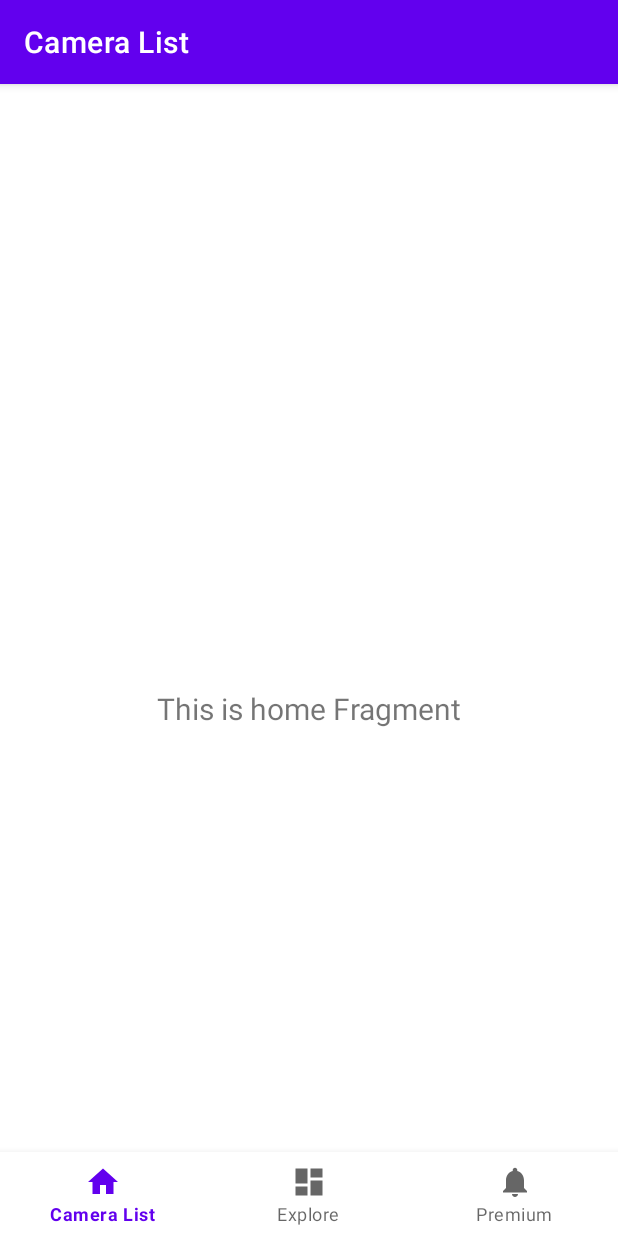
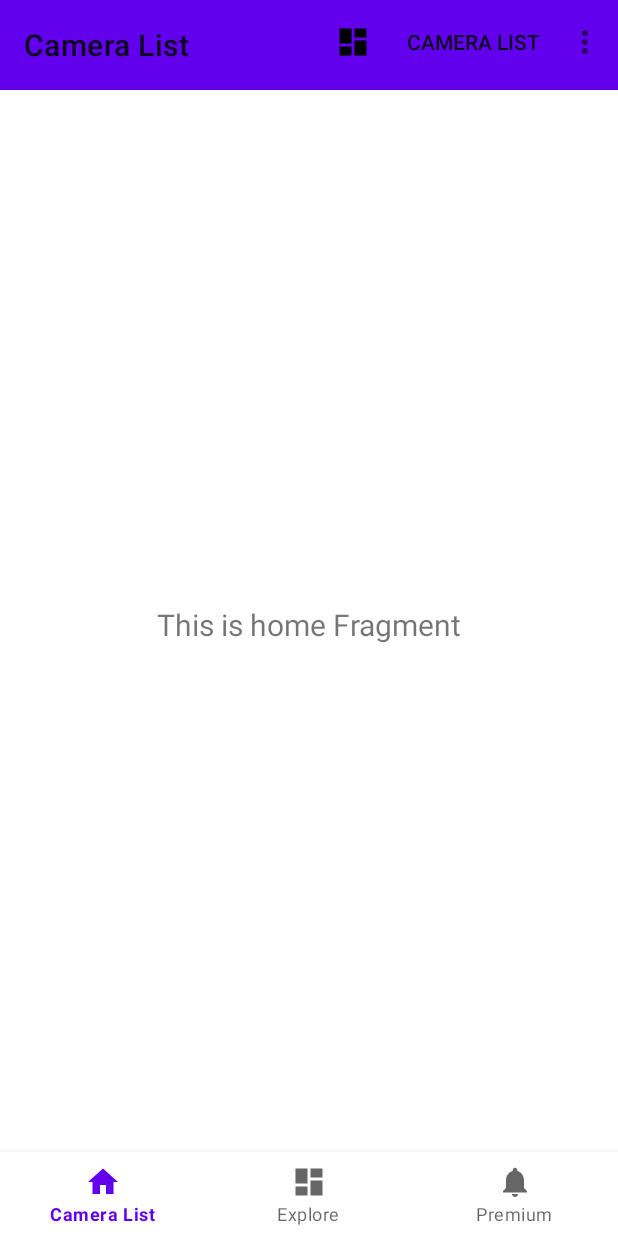
Before and after one commit to dogtim/AfraidCamera, an Android app: the screen it shows after launch (MainActivity), on a phone screen of 412 x 824 dp. Run offline under Robolectric (Android 15) with nearby library versions, the phone set to English and light mode, and no system bars; our stand-ins replace navigation-ui.

Commit message:
Support toolbar

```diff
--- a/app/src/main/java/com/dogtim/afraidcamera/MainActivity.kt
+++ b/app/src/main/java/com/dogtim/afraidcamera/MainActivity.kt
@@ -1,13 +1,13 @@
 package com.dogtim.afraidcamera
 
 import android.os.Bundle
-import com.google.android.material.bottomnavigation.BottomNavigationView
+import android.view.View
 import androidx.appcompat.app.AppCompatActivity
 import androidx.navigation.findNavController
 import androidx.navigation.ui.AppBarConfiguration
-import androidx.navigation.ui.setupActionBarWithNavController
 import androidx.navigation.ui.setupWithNavController
 import com.dogtim.afraidcamera.databinding.ActivityMainBinding
+import com.google.android.material.bottomnavigation.BottomNavigationView
 
 class MainActivity : AppCompatActivity() {
 
@@ -29,7 +29,11 @@ class MainActivity : AppCompatActivity() {
                 R.id.navigation_camera_list, R.id.navigation_explore, R.id.navigation_premium
             )
         )
-        setupActionBarWithNavController(navController, appBarConfiguration)
+
+        binding.toolbar.setupWithNavController(navController, appBarConfiguration)
+        binding.toolbar.inflateMenu(R.menu.tool_menu)
         navView.setupWithNavController(navController)
+
     }
+
 }
--- a/app/src/main/res/layout/activity_main.xml
+++ b/app/src/main/res/layout/activity_main.xml
@@ -3,8 +3,16 @@
     xmlns:app="http://schemas.android.com/apk/res-auto"
     android:id="@+id/container"
     android:layout_width="match_parent"
-    android:layout_height="match_parent"
-    android:paddingTop="?attr/actionBarSize">
+    android:layout_height="match_parent">
+
+    <androidx.appcompat.widget.Toolbar
+        android:id="@+id/toolbar"
+        android:layout_height="60dp"
+        android:layout_width="match_parent"
+        android:background="@color/purple_500"
+        app:layout_constraintTop_toTopOf="parent"
+        app:layout_constraintLeft_toLeftOf="parent"
+        app:layout_constraintRight_toRightOf="parent"/>
 
     <com.google.android.material.bottomnavigation.BottomNavigationView
         android:id="@+id/nav_view"
@@ -27,7 +35,7 @@
         app:layout_constraintBottom_toTopOf="@id/nav_view"
         app:layout_constraintLeft_toLeftOf="parent"
         app:layout_constraintRight_toRightOf="parent"
-        app:layout_constraintTop_toTopOf="parent"
+        app:layout_constraintTop_toTopOf="@id/toolbar"
         app:navGraph="@navigation/mobile_navigation" />
 
 </androidx.constraintlayout.widget.ConstraintLayout>
--- /dev/null
+++ b/app/src/main/res/menu/tool_menu.xml
@@ -0,0 +1,29 @@
+<?xml version="1.0" encoding="utf-8"?>
+<menu
+    xmlns:android="http://schemas.android.com/apk/res/android"
+    xmlns:app="http://schemas.android.com/apk/res-auto">
+    <item android:id="@+id/item1"
+        android:title="@string/nav_bottom_camera_list"
+        android:icon="@drawable/ic_dashboard_black_24dp"
+        android:orderInCategory = "1"
+        app:showAsAction="ifRoom|withText"/>
+    <group android:id="@+id/group"
+        android:orderInCategory = "2"
+        >
+        <item android:id="@+id/group_item1"
+            android:title="@string/nav_bottom_camera_list"
+            android:icon="@drawable/ic_dashboard_black_24dp" />
+        <item android:id="@+id/group_item2"
+            android:title="@string/nav_bottom_camera_list"
+            android:icon="@drawable/ic_dashboard_black_24dp" />
+    </group>
+    <item android:id="@+id/submenu"
+        android:orderInCategory = "3"
+        android:title="@string/nav_bottom_camera_list"
+        app:showAsAction="ifRoom|withText" >
+        <menu>
+            <item android:id="@+id/submenu_item1"
+                android:title="@string/nav_bottom_premium" />
+        </menu>
+    </item>
+</menu>
--- a/app/src/main/res/values-night/themes.xml
+++ b/app/src/main/res/values-night/themes.xml
@@ -1,6 +1,6 @@
 <resources xmlns:tools="http://schemas.android.com/tools">
     <!-- Base application theme. -->
-    <style name="Theme.Afraidcamera" parent="Theme.MaterialComponents.DayNight.DarkActionBar">
+    <style name="Theme.Afraidcamera" parent="Theme.MaterialComponents.DayNight.NoActionBar">
         <!-- Primary brand color. -->
         <item name="colorPrimary">@color/purple_200</item>
         <item name="colorPrimaryVariant">@color/purple_700</item>
--- a/app/src/main/res/values/themes.xml
+++ b/app/src/main/res/values/themes.xml
@@ -1,6 +1,6 @@
 <resources xmlns:tools="http://schemas.android.com/tools">
     <!-- Base application theme. -->
-    <style name="Theme.Afraidcamera" parent="Theme.MaterialComponents.DayNight.DarkActionBar">
+    <style name="Theme.Afraidcamera" parent="Theme.MaterialComponents.DayNight.NoActionBar">
         <!-- Primary brand color. -->
         <item name="colorPrimary">@color/purple_500</item>
         <item name="colorPrimaryVariant">@color/purple_700</item>
```
Also changed, not shown: 1 other file.
